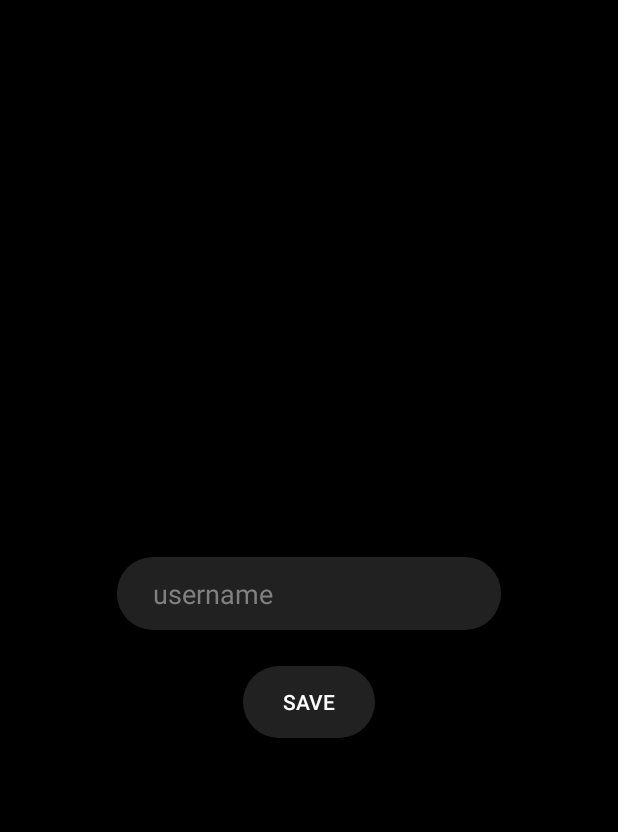
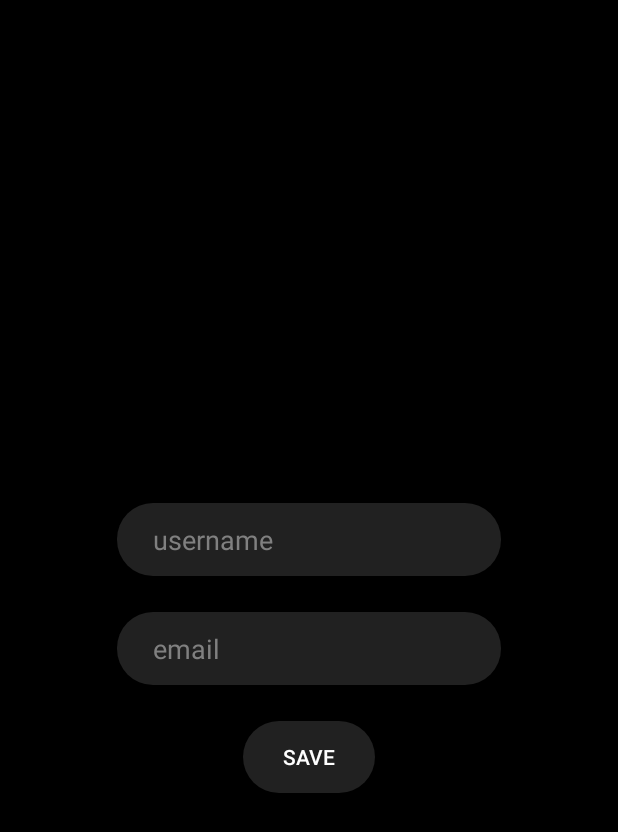
Before and after one commit to zero-based/minim, an Android app: the SettingsActivity screen opened directly, with no data from a screen before it, on a phone screen of 412 x 824 dp. Shown: the top 832 px of the screen. Run offline under Robolectric (Android 15) with nearby library versions, the phone set to English and light mode, and no system bars; our stand-ins replace Firebase (no records; nobody signed in at launch, a user with empty details on screens opened directly).

Commit message:
Add Email to User Model

```diff
--- a/app/src/main/res/layout/activity_settings.xml
+++ b/app/src/main/res/layout/activity_settings.xml
@@ -22,6 +22,16 @@
                   android:textColorHint="@android:color/tertiary_text_dark"
                   android:textColor="@android:color/white"/>
 
+        <EditText android:id="@+id/email_edit_text"
+                  android:layout_width="256dp"
+                  android:layout_height="wrap_content"
+                  android:layout_marginBottom="24dp"
+                  android:background="@drawable/rounded_container"
+                  android:hint="@string/email"
+                  android:inputType="textEmailAddress"
+                  android:textColorHint="@android:color/tertiary_text_dark"
+                  android:textColor="@android:color/white"/>
+
         <Button android:id="@+id/settings_save_button"
                 android:layout_width="wrap_content"
                 android:layout_height="wrap_content"
--- a/app/src/main/res/values/strings.xml
+++ b/app/src/main/res/values/strings.xml
@@ -8,4 +8,5 @@
     <string name="save">Save</string>
     <string name="type_a_message">Type a message</string>
     <string name="search_or_add">Search or add contacts</string>
+    <string name="email">email</string>
 </resources>
```
Also changed, not shown: app/src/main/java/com/minim/messenger/activities/ContactsActivity.kt (+7 -3 lines), app/src/main/java/com/minim/messenger/activities/ConversationActivity.kt (+16 -1 lines), app/src/main/java/com/minim/messenger/activities/SettingsActivity.kt (+18 -18 lines), app/src/main/java/com/minim/messenger/models/User.kt (+13 -2 lines).
